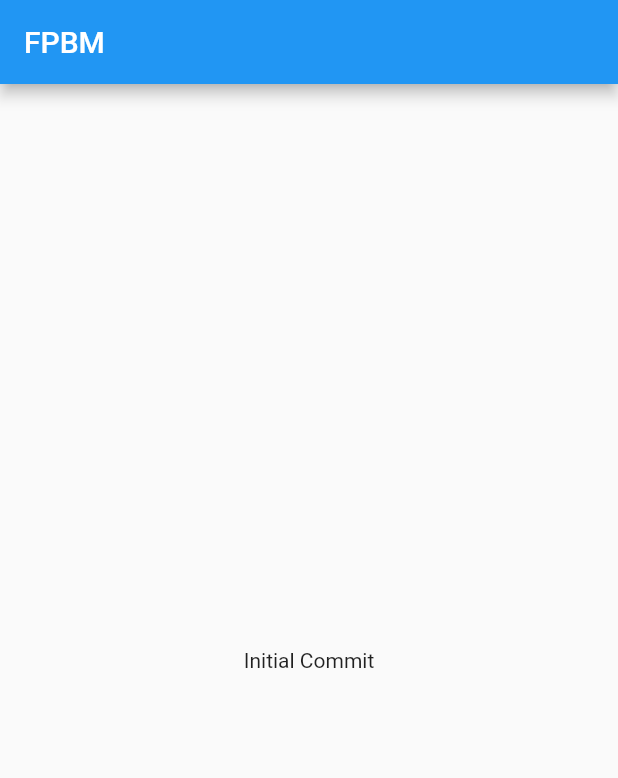
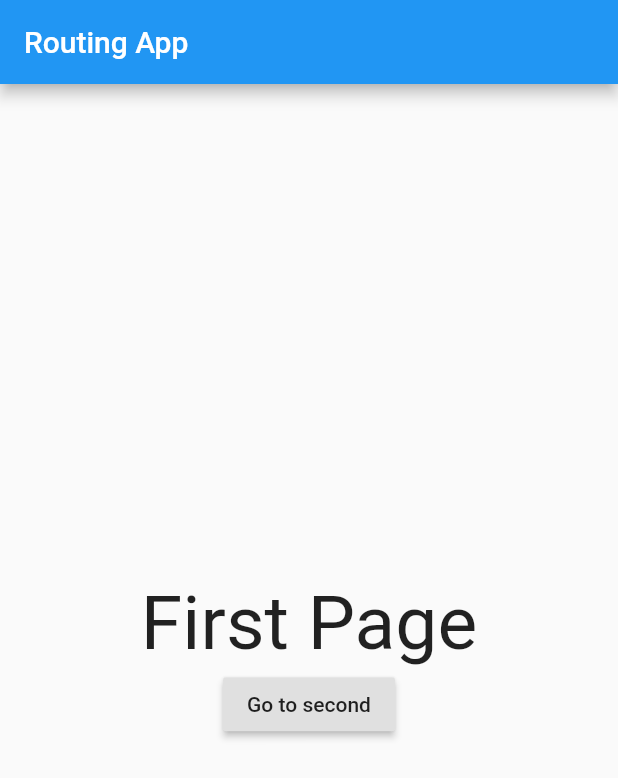
Before and after one commit to ISI-Students-OSS/i-university-mobile, a Flutter app: the screen it shows after launch, on a phone screen of 412 x 824 dp. Shown: the top 778 px of the screen. Run offline on Flutter 3.47's test engine with Material 2 defaults, Android fonts, the phone set to English and light mode, and no system bars.

Commit message:
feat: Added necessary packages to structure the application

```diff
--- a/lib/main.dart
+++ b/lib/main.dart
@@ -1,4 +1,5 @@
 import 'package:flutter/material.dart';
+import 'package:fpbm/route_generator.dart';
 
 void main() => runApp(MyApp());
 
@@ -9,21 +10,84 @@
     return MaterialApp(
       title: 'Flutter Demo',
       theme: ThemeData(
-        // This is the theme of your application.
-        //
-        // Try running your application with "flutter run". You'll see the
-        // application has a blue toolbar. Then, without quitting the app, try
-        // changing the primarySwatch below to Colors.green and then invoke
-        // "hot reload" (press "r" in the console where you ran "flutter run",
-        // or simply save your changes to "hot reload" in a Flutter IDE).
-        // Notice that the counter didn't reset back to zero; the application
-        // is not restarted.
         primarySwatch: Colors.blue,
       ),
-      home: Scaffold(
-        appBar: AppBar(title: Text('FPBM'),),
-        body: Center(child: Text('Initial Commit')),
-      )
+      initialRoute: '/',
+      onGenerateRoute: RouteGenerator.generateRoute,
     );
   }
 }
+class SecondPage extends StatelessWidget {
+  // This is a String for the sake of an example.
+  // You can use any type you want.
+  final String data;
+
+  SecondPage({
+    Key key,
+    @required this.data,
+  }) : super(key: key);
+
+  @override
+  Widget build(BuildContext context) {
+    return Scaffold(
+      appBar: AppBar(
+        title: Text('Routing App'),
+      ),
+      body: Center(
+        child: Column(
+          mainAxisSize: MainAxisSize.min,
+          children: <Widget>[
+            Text(
+              'Second Page',
+              style: TextStyle(fontSize: 50),
+            ),
+            Text(
+              data,
+              style: TextStyle(fontSize: 20),
+            ),
+          ],
+        ),
+      ),
+    );
+  }
+}
+/*home: Scaffold(
+appBar: AppBar(title: Text('FPBM'),),
+body: Center(child: Text('Initial Commit')),
+)*/
+
+class FirstPage extends StatelessWidget {
+  @override
+  Widget build(BuildContext context) {
+    return Scaffold(
+      appBar: AppBar(
+        title: Text('Routing App'),
+      ),
+      body: Center(
+        child: Column(
+          mainAxisSize: MainAxisSize.min,
+          children: <Widget>[
+            Text(
+              'First Page',
+              style: TextStyle(fontSize: 50),
+            ),
+            RaisedButton(
+              child: Text('Go to second'),
+              onPressed: () {
+                // Pushing a route directly, WITHOUT using a named route
+                Navigator.of(context).push(
+                  // With MaterialPageRoute, you can pass data between pages,
+                  // but if you have a more complex app, you will quickly get lost.
+                  MaterialPageRoute(
+                    builder: (context) =>
+                        SecondPage(data: 'Hello there from the first page!'),
+                  ),
+                );
+              },
+            )
+          ],
+        ),
+      ),
+    );
+  }
+}
--- /dev/null
+++ b/lib/route_generator.dart
@@ -0,0 +1,42 @@
+import 'package:flutter/material.dart';
+import 'main.dart';
+
+class RouteGenerator {
+  static Route<dynamic> generateRoute(RouteSettings settings) {
+    // Getting arguments passed in while calling Navigator.pushNamed
+    final args = settings.arguments;
+
+    switch (settings.name) {
+      case '/':
+        return MaterialPageRoute(builder: (_) => FirstPage());
+      case '/second':
+      // Validation of correct data type
+        if (args is String) {
+          return MaterialPageRoute(
+            builder: (_) => SecondPage(
+              data: args,
+            ),
+          );
+        }
+        // If args is not of the correct type, return an error page.
+        // You can also throw an exception while in development.
+        return _errorRoute();
+      default:
+      // If there is no such named route in the switch statement, e.g. /third
+        return _errorRoute();
+    }
+  }
+
+  static Route<dynamic> _errorRoute() {
+    return MaterialPageRoute(builder: (_) {
+      return Scaffold(
+        appBar: AppBar(
+          title: Text('Error'),
+        ),
+        body: Center(
+          child: Text('ERROR'),
+        ),
+      );
+    });
+  }
+}
```
